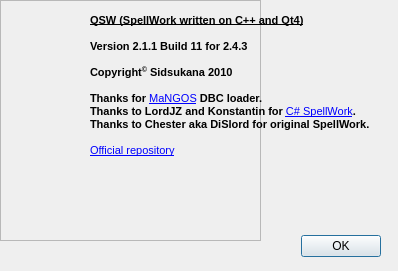
Above: QSW/AboutFormUI.ui from sidsukana/QSpellWork before the change. Below: the same form after it.
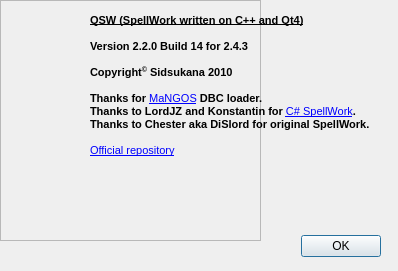
That is the form after the change. Icons and pictures are not drawn.

Commit message: [14] * Add variant advanced search flag value      * Change RegExp button style.      * Fix crash at enable RegExp to NULL model.

```diff
--- a/QSW/AboutFormUI.ui
+++ b/QSW/AboutFormUI.ui
@@ -83,7 +83,7 @@
 &lt;/style&gt;&lt;/head&gt;&lt;body style=&quot; font-family:'MS Shell Dlg 2'; font-size:8.25pt; font-weight:400; font-style:normal;&quot;&gt;
 &lt;p style=&quot; margin-top:0px; margin-bottom:0px; margin-left:0px; margin-right:0px; -qt-block-indent:0; text-indent:0px;&quot;&gt;&lt;span style=&quot; font-size:8pt; font-weight:600; text-decoration: underline;&quot;&gt;QSW (SpellWork written on C++ and Qt4)&lt;/span&gt;&lt;span style=&quot; font-size:8pt;&quot;&gt; &lt;/span&gt;&lt;/p&gt;
 &lt;p style=&quot;-qt-paragraph-type:empty; margin-top:0px; margin-bottom:0px; margin-left:0px; margin-right:0px; -qt-block-indent:0; text-indent:0px; font-size:8pt; font-weight:600;&quot;&gt;&lt;/p&gt;
-&lt;p style=&quot; margin-top:0px; margin-bottom:0px; margin-left:0px; margin-right:0px; -qt-block-indent:0; text-indent:0px;&quot;&gt;&lt;span style=&quot; font-size:8pt; font-weight:600;&quot;&gt;Version 2.1.1 Build 11 for 2.4.3&lt;/span&gt;&lt;/p&gt;
+&lt;p style=&quot; margin-top:0px; margin-bottom:0px; margin-left:0px; margin-right:0px; -qt-block-indent:0; text-indent:0px;&quot;&gt;&lt;span style=&quot; font-size:8pt; font-weight:600;&quot;&gt;Version 2.2.0 Build 14 for 2.4.3&lt;/span&gt;&lt;/p&gt;
 &lt;p style=&quot;-qt-paragraph-type:empty; margin-top:0px; margin-bottom:0px; margin-left:0px; margin-right:0px; -qt-block-indent:0; text-indent:0px; font-size:8pt; font-weight:600;&quot;&gt;&lt;/p&gt;
 &lt;p style=&quot; margin-top:0px; margin-bottom:0px; margin-left:0px; margin-right:0px; -qt-block-indent:0; text-indent:0px;&quot;&gt;&lt;span style=&quot; font-size:8pt; font-weight:600;&quot;&gt;Copyright&lt;/span&gt;&lt;span style=&quot; font-size:8pt; font-weight:600; vertical-align:super;&quot;&gt;©&lt;/span&gt;&lt;span style=&quot; font-size:8pt; font-weight:600;&quot;&gt; Sidsukana 2010&lt;/span&gt;&lt;/p&gt;
 &lt;p style=&quot;-qt-paragraph-type:empty; margin-top:0px; margin-bottom:0px; margin-left:0px; margin-right:0px; -qt-block-indent:0; text-indent:0px; font-size:8pt; font-weight:600;&quot;&gt;&lt;/p&gt;
```
The commit also changes 8 other files.
